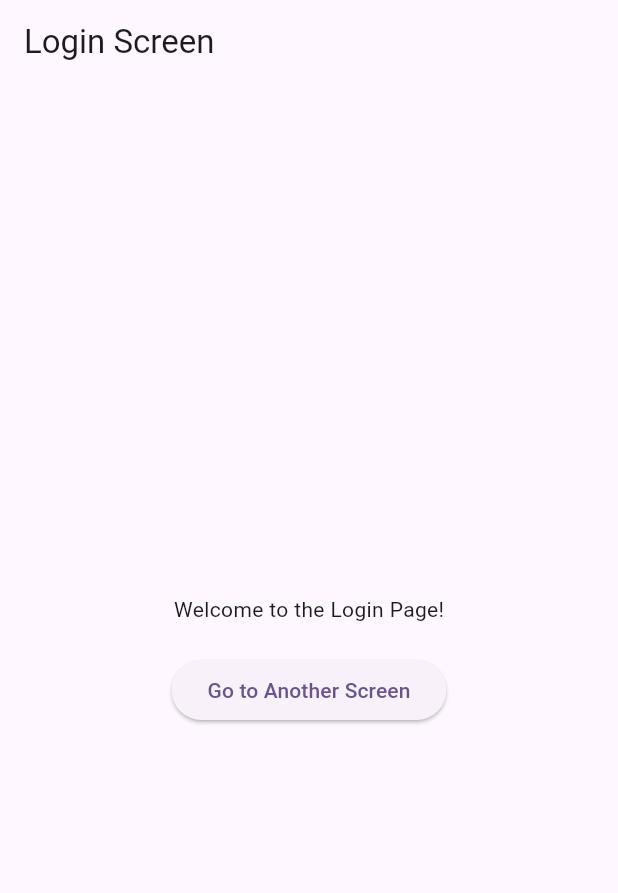
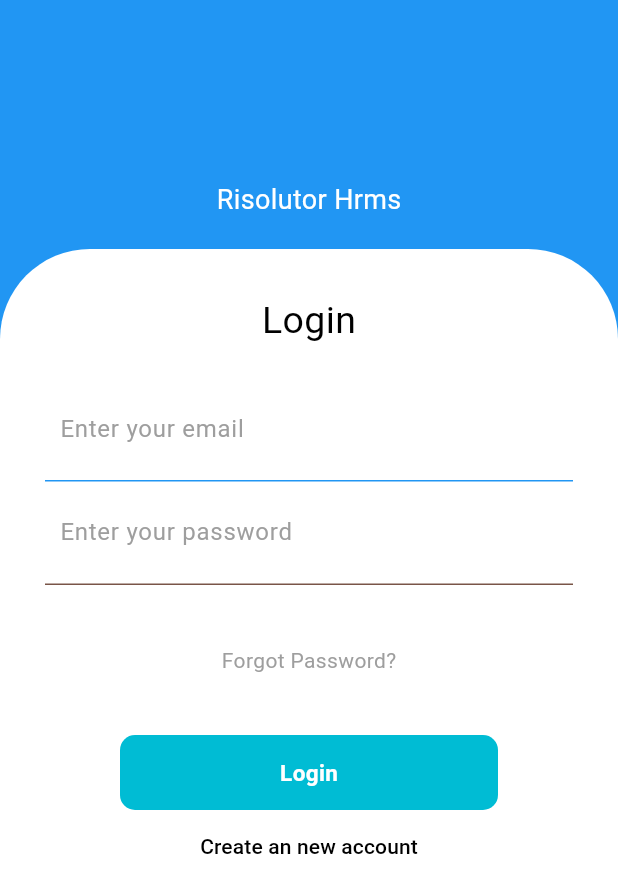
Before and after one commit to SankariKolanchi/hrms, a Flutter app: the screen it shows after launch, on a phone screen of 412 x 824 dp. Shown: the top 893 px of the screen. Run offline on Flutter 3.47's test engine with Material 3 defaults, Android fonts, the phone set to English and light mode, and no system bars.

Commit message:
login & registration completed

```diff
--- a/lib/views/screens/login_screen.dart
+++ b/lib/views/screens/login_screen.dart
@@ -1,9 +1,8 @@
 import 'package:flutter/material.dart';
 
-import '../widgets/input_wrapper.dart';
-import 'Header.dart';
-
-
+import '../widgets/app_custom_appbar_wrapper.dart';
+import '../widgets/header.dart';
+import '../widgets/login_form.dart';
 
 class LoginPage extends StatelessWidget {
   const LoginPage({super.key});
@@ -11,28 +10,22 @@ class LoginPage extends StatelessWidget {
   @override
   Widget build(BuildContext context) {
     return Scaffold(
-      body: Container(
-        width: double.infinity,
-        decoration: const BoxDecoration(
-          gradient: LinearGradient(begin: Alignment.topCenter, colors: [
-            Colors.blue,
-            Colors.blue,
-            Colors.blue,
-          ]),
-        ),
+      body: AppCustomAppbarWrapper(
         child: Column(
           children: <Widget>[
-            const SizedBox(height: 80,),
+            const SizedBox(
+              height: 100,
+            ),
             const Header(),
-            Expanded(child: Container(
+            Expanded(
+                child: Container(
               decoration: const BoxDecoration(
                   color: Colors.white,
                   borderRadius: BorderRadius.only(
                     topLeft: Radius.circular(60),
                     topRight: Radius.circular(60),
-                  )
-              ),
-              child: const InputWrapper(),
+                  )),
+              child: const LoginForm(),
             ))
           ],
         ),
--- a/lib/views/screens/splash_screen.dart
+++ b/lib/views/screens/splash_screen.dart
@@ -1,7 +1,7 @@
 import 'package:flutter/material.dart';
 import 'dart:async';
 
-import 'package:hrms/views/screens/login_screen.dart';
+import 'login_screen.dart';
 
 class SplashScreen extends StatefulWidget {
   const SplashScreen({Key? key}) : super(key: key);
@@ -19,7 +19,7 @@ class _SplashScreenState extends State<SplashScreen> {
       Navigator.pushReplacement(
         context,
         MaterialPageRoute(
-          builder: (context) => const LoginScreen(),
+          builder: (context) => const LoginPage(),
         ),
       );
     });
@@ -41,36 +41,3 @@ class _SplashScreenState extends State<SplashScreen> {
     );
   }
 }
-
-class LoginScreen extends StatelessWidget {
-  const LoginScreen({Key? key}) : super(key: key);
-
-  @override
-  Widget build(BuildContext context) {
-    return Scaffold(
-      appBar: AppBar(
-        title: const Text('Login Screen'),
-      ),
-      body: Center(
-        child: Column(
-          mainAxisAlignment: MainAxisAlignment.center,
-          children: [
-            const Text('Welcome to the Login Page!'),
-            const SizedBox(height: 20),
-            ElevatedButton(
-              onPressed: () {
-                Navigator.push(
-                  context,
-                  MaterialPageRoute(
-                    builder: (context) => const LoginPage(),
-                  ),
-                );
-              },
-              child: const Text('Go to Another Screen'),
-            ),
-          ],
-        ),
-      ),
-    );
-  }
-}
--- /dev/null
+++ b/lib/views/widgets/app_custom_appbar_wrapper.dart
@@ -0,0 +1,20 @@
+import 'package:flutter/material.dart';
+
+class AppCustomAppbarWrapper extends StatelessWidget {
+  const AppCustomAppbarWrapper({super.key, required this.child});
+  final Widget child;
+  @override
+  Widget build(BuildContext context) {
+    return Container(
+      width: double.infinity,
+      decoration: const BoxDecoration(
+        gradient: LinearGradient(begin: Alignment.topCenter, colors: [
+          Colors.blue,
+          Colors.blue,
+          Colors.blue,
+        ]),
+      ),
+      child: child,
+    );
+  }
+}
--- a/lib/views/widgets/button.dart
+++ b/lib/views/widgets/button.dart
@@ -1,8 +1,8 @@
 import 'package:flutter/material.dart';
 
 class Button extends StatelessWidget{
-  const Button({super.key});
-
+  const Button({super.key, required this.text});
+  final  String text;
   @override
   Widget build(BuildContext context) {
 
@@ -13,8 +13,8 @@ class Button extends StatelessWidget{
         color: Colors.cyan[500],
         borderRadius: BorderRadius.circular(10),
       ),
-      child: const Center(
-        child: Text("Login",style: TextStyle(
+      child:   Center(
+        child: Text(text,style:const TextStyle(
           color: Colors.white,
           fontSize: 15,
           fontWeight: FontWeight.bold
--- a/lib/views/widgets/header.dart
+++ b/lib/views/widgets/header.dart
@@ -1,23 +1,17 @@
 import 'package:flutter/material.dart';
 
-class Header extends StatelessWidget{
+class Header extends StatelessWidget {
   const Header({super.key});
 
   @override
   Widget build(BuildContext context) {
-    return const Padding(
-      padding: EdgeInsets.all(20),
-      child: Column(
-        crossAxisAlignment: CrossAxisAlignment.start,
-        children: <Widget>[
-          Center(
-            child: Text("Login", style: TextStyle(color: Colors.white, fontSize: 40),),
-          ),
-          SizedBox(height: 10,),
-          Center(
-            child: Text("Risolutor Hrms", style: TextStyle(color: Colors.white, fontSize: 18),),
-          )
-        ],
+    return   Container(
+      padding: const EdgeInsets.all(20),
+      child: const Center(
+        child: Text(
+          "Risolutor Hrms",
+          style: TextStyle(color: Colors.white, fontSize: 18),
+        ),
       ),
     );
   }
--- /dev/null
+++ b/lib/views/widgets/login_form.dart
@@ -0,0 +1,57 @@
+import 'package:flutter/material.dart';
+import 'package:hrms/views/screens/registration_screen.dart';
+import 'package:hrms/views/themes/app_text_style.dart';
+
+import 'Button.dart';
+import 'input_field.dart';
+
+class LoginForm extends StatelessWidget {
+  const LoginForm({super.key});
+
+  @override
+  Widget build(BuildContext context) {
+    return SingleChildScrollView(
+      padding: const EdgeInsets.all(30),
+      child: Column(
+        children: <Widget>[
+          const Center(
+            child: Text(
+              "Login",
+              style: TextStyle(color: Colors.black, fontSize: 25.0),
+            ),
+          ),
+          const SizedBox(height: 20),
+          Container(
+            decoration: BoxDecoration(
+                color: Colors.white, borderRadius: BorderRadius.circular(10)),
+            child: const InputField(),
+          ),
+          const SizedBox(
+            height: 40,
+          ),
+          const Text(
+            "Forgot Password?",
+            style: TextStyle(color: Colors.grey),
+          ),
+          const SizedBox(
+            height: 40,
+          ),
+          const Button(
+            text: 'Login',
+          ),
+          TextButton(
+              onPressed: () {
+                Navigator.pushReplacement(context,
+                    MaterialPageRoute(builder: (context) {
+                  return const RegisterScreen();
+                }));
+              },
+              child: const Text(
+                "Create an new account",
+                style: AppTextStyle.blackF14FW500TextStyle,
+              )),
+        ],
+      ),
+    );
+  }
+}
```
Also changed, not shown: lib/views/screens/registration_screen.dart (added, +121 -0 lines), lib/views/widgets/input_wrapper.dart (deleted, +0 -34 lines), lib/views/themes/app_text_style.dart (line endings or trailing spaces).
